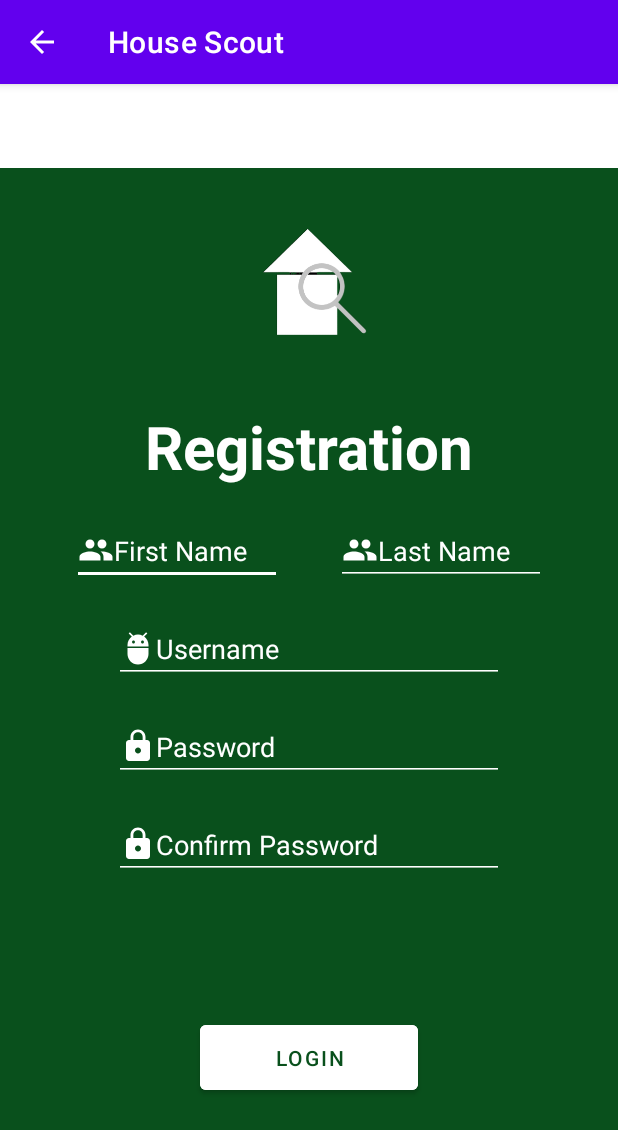
After one commit to safwaant/Dubhacks2020, an Android app: the RegistrationActivity screen opened directly, with no data from a screen before it, on a phone screen of 412 x 824 dp. The commit adds this screen. Shown: the top 1130 px of the screen. Run offline under Robolectric (Android 15) with nearby library versions, the phone set to English and light mode, and no system bars; 1 statement that could not run was skipped.

Commit message:
Added registration screen, but still need to add functionality

```diff
--- a/app/src/main/java/com/example/HouseScout/MainActivity.java
+++ b/app/src/main/java/com/example/HouseScout/MainActivity.java
@@ -5,15 +5,13 @@ import androidx.appcompat.app.AppCompatActivity;
 import android.os.Bundle;
 import android.widget.EditText;
 
-import com.example.HouseScout.R;
-
 public class MainActivity extends AppCompatActivity {
         EditText usernameLogin, passwordLogin;
     @Override
     protected void onCreate(Bundle savedInstanceState) {
         super.onCreate(savedInstanceState);
         setContentView(R.layout.activity_main);
-        passwordLogin = (EditText) findViewById(R.id.UsernameLogin);
-        usernameLogin = (EditText) findViewById(R.id.PasswordLogin);
+        passwordLogin = (EditText) findViewById(R.id.usernameLogin);
+        usernameLogin = (EditText) findViewById(R.id.passwordLogin);
     }
 }
--- /dev/null
+++ b/app/src/main/java/com/example/HouseScout/RegistrationActivity.java
@@ -0,0 +1,21 @@
+package com.example.HouseScout;
+
+import androidx.appcompat.app.ActionBar;
+import androidx.appcompat.app.AppCompatActivity;
+import androidx.appcompat.widget.Toolbar;
+
+import android.os.Bundle;
+
+public class RegistrationActivity extends AppCompatActivity {
+
+    @Override
+    protected void onCreate(Bundle savedInstanceState) {
+        super.onCreate(savedInstanceState);
+        setContentView(R.layout.activity_registration);
+
+        Toolbar registrationToolbar = (Toolbar) findViewById(R.id.registrationToolbar);
+        setSupportActionBar(registrationToolbar);
+        ActionBar ab = getSupportActionBar();
+        ab.setDisplayHomeAsUpEnabled(true);
+    }
+}
--- /dev/null
+++ b/app/src/main/res/drawable/ic_action_name.xml
@@ -0,0 +1,5 @@
+<vector android:height="24dp" android:tint="#FFFFFF"
+    android:viewportHeight="24" android:viewportWidth="24"
+    android:width="24dp" xmlns:android="http://schemas.android.com/apk/res/android">
+    <path android:fillColor="@android:color/white" android:pathData="M16,11c1.66,0 2.99,-1.34 2.99,-3S17.66,5 16,5c-1.66,0 -3,1.34 -3,3s1.34,3 3,3zM8,11c1.66,0 2.99,-1.34 2.99,-3S9.66,5 8,5C6.34,5 5,6.34 5,8s1.34,3 3,3zM8,13c-2.33,0 -7,1.17 -7,3.5L1,19h14v-2.5c0,-2.33 -4.67,-3.5 -7,-3.5zM16,13c-0.29,0 -0.62,0.02 -0.97,0.05 1.16,0.84 1.97,1.97 1.97,3.45L17,19h6v-2.5c0,-2.33 -4.67,-3.5 -7,-3.5z"/>
+</vector>
--- /dev/null
+++ b/app/src/main/res/drawable/ic_action_pass.xml
@@ -0,0 +1,5 @@
+<vector android:height="24dp" android:tint="#FFFFFF"
+    android:viewportHeight="24" android:viewportWidth="24"
+    android:width="24dp" xmlns:android="http://schemas.android.com/apk/res/android">
+    <path android:fillColor="@android:color/white" android:pathData="M18,8h-1L17,6c0,-2.76 -2.24,-5 -5,-5S7,3.24 7,6v2L6,8c-1.1,0 -2,0.9 -2,2v10c0,1.1 0.9,2 2,2h12c1.1,0 2,-0.9 2,-2L20,10c0,-1.1 -0.9,-2 -2,-2zM12,17c-1.1,0 -2,-0.9 -2,-2s0.9,-2 2,-2 2,0.9 2,2 -0.9,2 -2,2zM15.1,8L8.9,8L8.9,6c0,-1.71 1.39,-3.1 3.1,-3.1 1.71,0 3.1,1.39 3.1,3.1v2z"/>
+</vector>
--- /dev/null
+++ b/app/src/main/res/drawable/ic_action_user.xml
@@ -0,0 +1,5 @@
+<vector android:height="24dp" android:tint="#FFFFFF"
+    android:viewportHeight="24" android:viewportWidth="24"
+    android:width="24dp" xmlns:android="http://schemas.android.com/apk/res/android">
+    <path android:fillColor="@android:color/white" android:pathData="M5,16c0,3.87 3.13,7 7,7s7,-3.13 7,-7v-4L5,12v4zM16.12,4.37l2.1,-2.1 -0.82,-0.83 -2.3,2.31C14.16,3.28 13.12,3 12,3s-2.16,0.28 -3.09,0.75L6.6,1.44l-0.82,0.83 2.1,2.1C6.14,5.64 5,7.68 5,10v1h14v-1c0,-2.32 -1.14,-4.36 -2.88,-5.63zM9,9c-0.55,0 -1,-0.45 -1,-1s0.45,-1 1,-1 1,0.45 1,1 -0.45,1 -1,1zM15,9c-0.55,0 -1,-0.45 -1,-1s0.45,-1 1,-1 1,0.45 1,1 -0.45,1 -1,1z"/>
+</vector>
--- a/app/src/main/res/layout/activity_main.xml
+++ b/app/src/main/res/layout/activity_main.xml
@@ -8,7 +8,7 @@
     tools:context="com.example.HouseScout.MainActivity">
 
     <ImageView
-        android:id="@+id/imageView"
+        android:id="@+id/logoView"
         android:layout_width="416dp"
         android:layout_height="301dp"
         android:contentDescription="@string/logoDesc"
@@ -21,7 +21,7 @@
         app:layout_constraintVertical_bias="0.057" />
 
     <TextView
-        android:id="@+id/textView"
+        android:id="@+id/titleText"
         android:layout_width="wrap_content"
         android:layout_height="wrap_content"
         android:text="@string/app_name"
@@ -34,7 +34,7 @@
         app:layout_constraintTop_toTopOf="parent" />
 
     <EditText
-        android:id="@+id/UsernameLogin"
+        android:id="@+id/usernameLogin"
         android:layout_width="254dp"
         android:layout_height="48dp"
         android:layout_marginTop="60dp"
@@ -46,10 +46,10 @@
         app:layout_constraintEnd_toEndOf="parent"
         app:layout_constraintHorizontal_bias="0.496"
         app:layout_constraintStart_toStartOf="parent"
-        app:layout_constraintTop_toBottomOf="@+id/textView" />
+        app:layout_constraintTop_toBottomOf="@+id/titleText" />
 
     <EditText
-        android:id="@+id/PasswordLogin"
+        android:id="@+id/passwordLogin"
         android:layout_width="254dp"
         android:layout_height="48dp"
         android:layout_marginTop="28dp"
@@ -62,7 +62,7 @@
         app:layout_constraintEnd_toEndOf="parent"
         app:layout_constraintHorizontal_bias="0.496"
         app:layout_constraintStart_toStartOf="parent"
-        app:layout_constraintTop_toBottomOf="@+id/UsernameLogin"
+        app:layout_constraintTop_toBottomOf="@+id/usernameLogin"
         app:layout_constraintVertical_bias="0.0" />
 
     <Button
@@ -75,7 +75,7 @@
         app:layout_constraintBottom_toBottomOf="parent"
         app:layout_constraintEnd_toEndOf="parent"
         app:layout_constraintStart_toStartOf="parent"
-        app:layout_constraintTop_toBottomOf="@+id/PasswordLogin"
+        app:layout_constraintTop_toBottomOf="@+id/passwordLogin"
         app:layout_constraintVertical_bias="0.346" />
 
 
--- /dev/null
+++ b/app/src/main/res/layout/activity_registration.xml
@@ -0,0 +1,139 @@
+<?xml version="1.0" encoding="utf-8"?>
+<androidx.constraintlayout.widget.ConstraintLayout xmlns:android="http://schemas.android.com/apk/res/android"
+    xmlns:app="http://schemas.android.com/apk/res-auto"
+    xmlns:tools="http://schemas.android.com/tools"
+    android:layout_width="match_parent"
+    android:layout_height="match_parent"
+    android:background="@color/darkGreen"
+    tools:context="com.example.HouseScout.RegistrationActivity">
+
+    <androidx.appcompat.widget.Toolbar
+        android:id="@+id/registrationToolbar"
+        android:layout_width="match_parent"
+        android:layout_height="wrap_content"
+        android:background="@color/white"
+        android:minHeight="?attr/actionBarSize"
+        app:titleTextColor="@color/white"
+        app:subtitleTextColor="@color/white"
+        android:theme="@style/AppTheme"
+        app:layout_constraintEnd_toEndOf="parent"
+        app:layout_constraintStart_toStartOf="parent"
+        app:layout_constraintTop_toTopOf="parent" />
+
+    <ImageView
+        android:id="@+id/logoView"
+        android:layout_width="287dp"
+        android:layout_height="149dp"
+        android:layout_marginTop="65dp"
+        android:contentDescription="@string/logoDesc"
+        android:src="@drawable/applogo"
+        app:layout_constraintEnd_toEndOf="parent"
+        app:layout_constraintStart_toStartOf="parent"
+        app:layout_constraintTop_toTopOf="parent" />
+
+    <TextView
+        android:id="@+id/registrationText"
+        android:layout_width="wrap_content"
+        android:layout_height="wrap_content"
+        android:layout_marginTop="0dp"
+        android:text="@string/registrationText"
+        android:textColor="@color/white"
+        android:textSize="40sp"
+        android:textStyle="bold"
+        app:layout_constraintEnd_toEndOf="parent"
+        app:layout_constraintStart_toStartOf="parent"
+        app:layout_constraintTop_toBottomOf="@+id/logoView" />
+
+
+    <EditText
+        android:id="@+id/firstNameInput"
+        android:layout_width="140dp"
+        android:layout_height="wrap_content"
+        android:layout_marginStart="48dp"
+        android:layout_marginTop="20dp"
+        android:autofillHints="first name"
+        android:backgroundTint="@color/white"
+        android:drawableStart="@drawable/ic_action_name"
+        android:hint="@string/firstName"
+        android:inputType="textPersonName"
+        android:textColor="@color/white"
+        android:textColorHint="@color/white"
+        app:layout_constraintStart_toStartOf="parent"
+        app:layout_constraintTop_toBottomOf="@id/registrationText" />
+
+    <EditText
+        android:id="@+id/lastNameInput"
+        android:layout_width="140dp"
+        android:layout_height="wrap_content"
+        android:layout_marginEnd="48dp"
+        android:layout_marginTop="20dp"
+        android:autofillHints="first name"
+        android:backgroundTint="@color/white"
+        android:drawableStart="@drawable/ic_action_name"
+        android:hint="@string/lastName"
+        android:inputType="textPersonName"
+        android:textColor="@color/white"
+        android:textColorHint="@color/white"
+        app:layout_constraintEnd_toEndOf="parent"
+        app:layout_constraintTop_toBottomOf="@id/registrationText" />
+
+    <EditText
+        android:id="@+id/usernameInput"
+        android:layout_width="260dp"
+        android:layout_height="wrap_content"
+        android:layout_marginTop="20dp"
+        android:autofillHints="username"
+        android:backgroundTint="@color/white"
+        android:drawableStart="@drawable/ic_action_user"
+        android:hint="@string/usernameHint"
+        android:textColor="@color/white"
+        android:textColorHint="@color/white"
+        app:layout_constraintEnd_toEndOf="parent"
+        app:layout_constraintStart_toStartOf="parent"
+        app:layout_constraintTop_toBottomOf="@+id/firstNameInput" />
+
+    <EditText
+        android:id="@+id/passwordInput"
+        android:layout_width="260dp"
+        android:layout_height="wrap_content"
+        android:layout_marginTop="20dp"
+        android:autofillHints="password"
+        android:backgroundTint="@color/white"
+        android:drawableStart="@drawable/ic_action_pass"
+        android:hint="@string/passwordHint"
+        android:inputType="textVisiblePassword"
+        android:textColor="@color/white"
+        android:textColorHint="@color/white"
+        app:layout_constraintEnd_toEndOf="parent"
+        app:layout_constraintStart_toStartOf="parent"
+        app:layout_constraintTop_toBottomOf="@+id/usernameInput" />
+
+    <EditText
+        android:id="@+id/passwordInput2"
+        android:layout_width="260dp"
+        android:layout_height="wrap_content"
+        android:layout_marginTop="20dp"
+        android:autofillHints="password"
+        android:backgroundTint="@color/white"
+        android:drawableStart="@drawable/ic_action_pass"
+        android:hint="@string/passwordHint2"
+        android:inputType="textPassword"
+        android:textColor="@color/white"
+        android:textColorHint="@color/white"
+        app:layout_constraintEnd_toEndOf="parent"
+        app:layout_constraintStart_toStartOf="parent"
+        app:layout_constraintTop_toBottomOf="@+id/passwordInput" />
+
+    <Button
+        android:id="@+id/button"
+        android:layout_width="145dp"
+        android:layout_height="55dp"
+        android:backgroundTint="@color/white"
+        android:text="@string/loginButton"
+        android:textColor="@color/darkGreen"
+        app:layout_constraintBottom_toBottomOf="parent"
+        app:layout_constraintEnd_toEndOf="parent"
+        app:layout_constraintStart_toStartOf="parent"
+        app:layout_constraintTop_toBottomOf="@+id/passwordInput2" />
+
+</androidx.constraintlayout.widget.ConstraintLayout>
--- /dev/null
+++ b/app/src/main/res/values-night/styles.xml
@@ -0,0 +1,18 @@
+<resources>
+
+    <!-- Base application theme. -->
+    <style name="AppTheme" parent="Theme.AppCompat.Light.NoActionBar">
+        <item name="colorControlNormal">@color/white</item>
+        <!-- Customize your theme here. -->
+        <item name="colorPrimary">@color/colorPrimary</item>
+        <item name="colorPrimaryDark">@color/colorPrimaryDark</item>
+        <item name="colorAccent">@color/colorAccent</item>
+    </style>
+    <style name="AppTheme.NoActionBar">
+        <item name="windowActionBar">false</item>
+        <item name="windowNoTitle">true</item>
+    </style>
+    <style name="AppTheme.AppBarOverlay" parent="ThemeOverlay.AppCompat.Dark.ActionBar" />
+    <style name="AppTheme.PopupOverlay" parent="ThemeOverlay.AppCompat.Light" />
+
+</resources>
--- a/app/src/main/res/values/colors.xml
+++ b/app/src/main/res/values/colors.xml
@@ -1,5 +1,8 @@
 <?xml version="1.0" encoding="utf-8"?>
 <resources>
+    <color name="colorPrimary">#6200EE</color>
+    <color name="colorPrimaryDark">#3700B3</color>
+    <color name="colorAccent">#03DAC5</color>
     <color name="purple_200">#FFBB86FC</color>
     <color name="purple_500">#FF6200EE</color>
     <color name="purple_700">#FF3700B3</color>
--- a/app/src/main/res/values/strings.xml
+++ b/app/src/main/res/values/strings.xml
@@ -1,7 +1,11 @@
 <resources>
     <string name="app_name">House Scout</string>
     <string name="logoDesc">Logo</string>
-    <string name="usernameHint">Username:</string>
-    <string name="passwordHint">Password:</string>
+    <string name="firstName">First Name</string>
+    <string name="lastName">Last Name</string>
+    <string name="usernameHint">Username</string>
+    <string name="passwordHint">Password</string>
+    <string name="passwordHint2">Confirm Password</string>
     <string name="loginButton">LOGIN</string>
+    <string name="registrationText">Registration</string>
 </resources>
```
Also changed, not shown: app/src/main/AndroidManifest.xml (+7 -1 lines).
